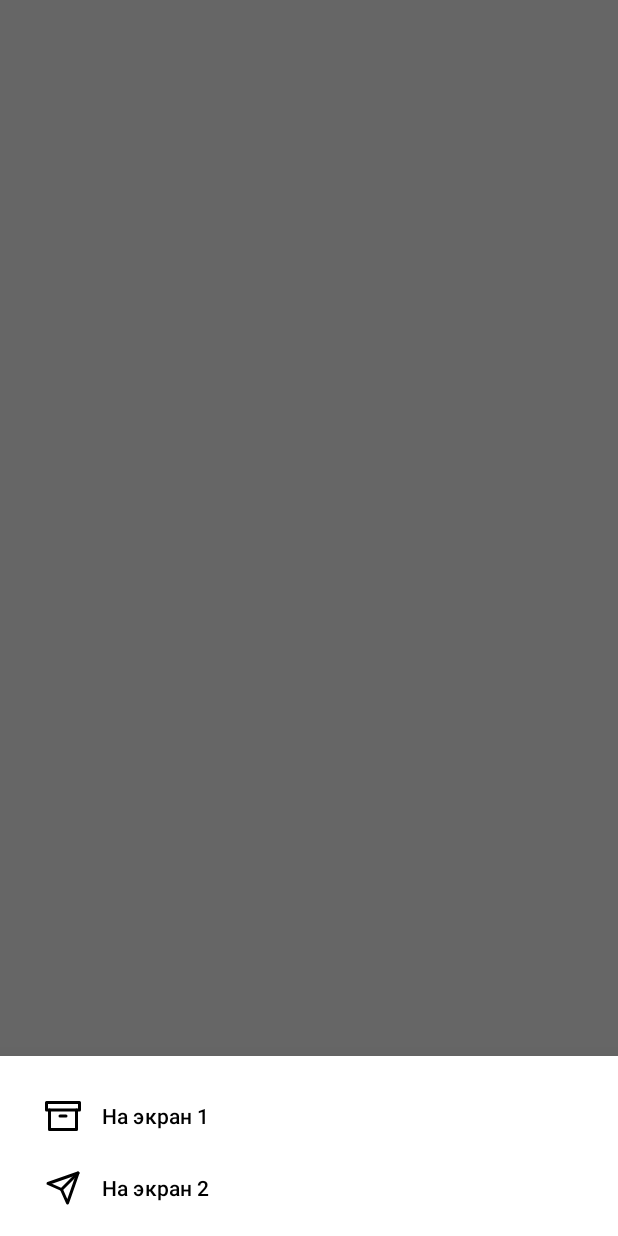
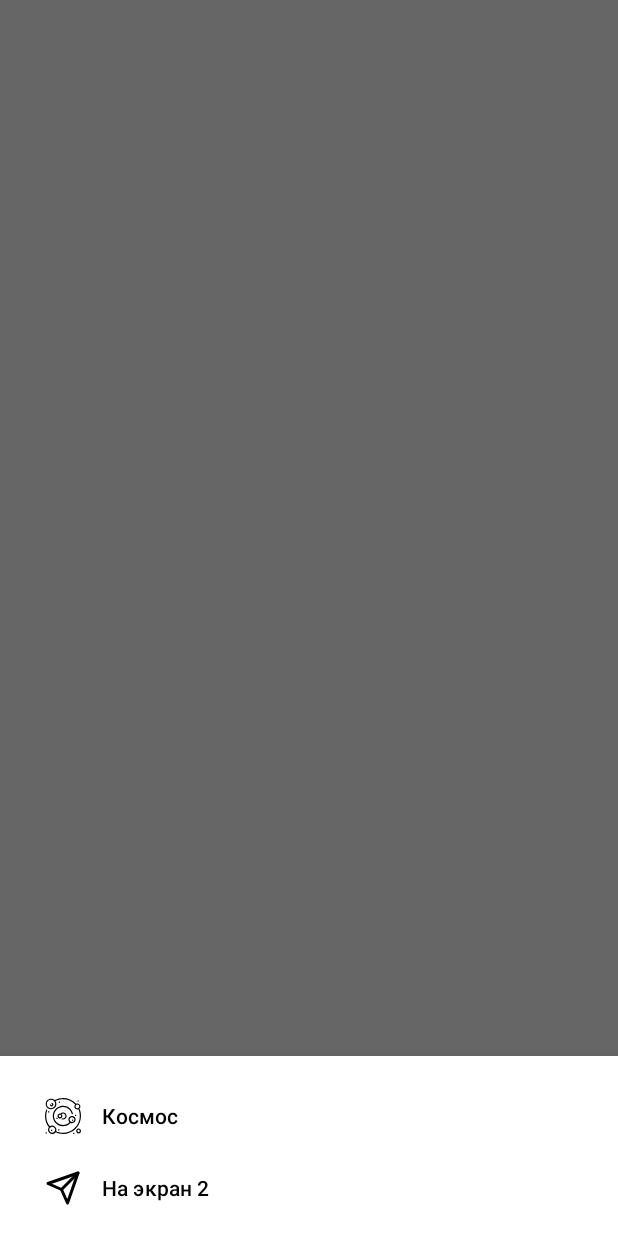
Before and after one commit to MMN95/AndroidMaterialDesign, an Android app: the fragment BottomNavigationDrawerFragment shown on its own in the app's theme, on a phone screen of 412 x 824 dp. Run offline under Robolectric (Android 15) with nearby library versions, the phone set to English and light mode, and no system bars; Roboto replaces fonts that are not available here.

Commit message:
-Кнопка "На экран 1" теперь показывает солнечную систему

```diff
--- a/app/src/main/AndroidManifest.xml
+++ b/app/src/main/AndroidManifest.xml
@@ -11,12 +11,15 @@
         android:roundIcon="@mipmap/ic_launcher_round"
         android:supportsRtl="true"
         android:theme="@style/Theme.AndroidMaterialDesign.Dark">
-        <activity android:name=".api.ApiActivity">
+        <activity android:name=".view.MainActivity">
             <intent-filter>
                 <action android:name="android.intent.action.MAIN" />
 
                 <category android:name="android.intent.category.LAUNCHER" />
             </intent-filter>
+        </activity>
+
+        <activity android:name=".api.ApiActivity">
         </activity>
         <meta-data
             android:name="preloaded_fonts"
--- a/app/src/main/java/ru/mmn/androidmaterialdesign/api/ApiActivity.kt
+++ b/app/src/main/java/ru/mmn/androidmaterialdesign/api/ApiActivity.kt
@@ -1,12 +1,11 @@
 package ru.mmn.androidmaterialdesign.api
 
 import android.os.Bundle
-import android.os.PersistableBundle
 import androidx.appcompat.app.AppCompatActivity
 import ru.mmn.androidmaterialdesign.R
 import ru.mmn.androidmaterialdesign.databinding.ActivityApiBinding
 
-class ApiActivity: AppCompatActivity() {
+class ApiActivity : AppCompatActivity() {
 
     lateinit var binding: ActivityApiBinding
 
--- a/app/src/main/java/ru/mmn/androidmaterialdesign/view/picture/BottomNavigationDrawerFragment.kt
+++ b/app/src/main/java/ru/mmn/androidmaterialdesign/view/picture/BottomNavigationDrawerFragment.kt
@@ -1,5 +1,6 @@
 package ru.mmn.androidmaterialdesign.view.picture
 
+import android.content.Intent
 import android.os.Bundle
 import android.view.LayoutInflater
 import android.view.View
@@ -7,6 +8,7 @@ import android.view.ViewGroup
 import android.widget.Toast
 import com.google.android.material.bottomsheet.BottomSheetDialogFragment
 import ru.mmn.androidmaterialdesign.R
+import ru.mmn.androidmaterialdesign.api.ApiActivity
 import ru.mmn.androidmaterialdesign.databinding.BottomNavigationLayoutBinding
 
 class BottomNavigationDrawerFragment : BottomSheetDialogFragment() {
@@ -29,7 +31,7 @@ class BottomNavigationDrawerFragment : BottomSheetDialogFragment() {
 
         binding.navigationView.setNavigationItemSelectedListener {
             when (it.itemId) {
-                R.id.navigationOne -> Toast.makeText(context, "1", Toast.LENGTH_SHORT).show()
+                R.id.navigationOne -> startActivity(Intent(context, ApiActivity::class.java))
                 R.id.navigationTwo -> Toast.makeText(context, "2", Toast.LENGTH_SHORT).show()
             }
             true
--- a/app/src/main/res/menu/menu_bottom_navigation.xml
+++ b/app/src/main/res/menu/menu_bottom_navigation.xml
@@ -2,7 +2,7 @@
     <group android:checkableBehavior="none">
         <item
             android:id="@+id/navigationOne"
-            android:icon="@drawable/ic_archive"
+            android:icon="@drawable/ic_system"
             android:title="@string/navigationOneTitle" />
         <item
             android:id="@+id/navigationTwo"
--- a/app/src/main/res/values/strings.xml
+++ b/app/src/main/res/values/strings.xml
@@ -6,7 +6,7 @@
     <string name="favourite">Избранное</string>
     <string name="settings">Настройки</string>
     <string name="search">Поиск</string>
-    <string name="navigationOneTitle">На экран 1</string>
+    <string name="navigationOneTitle">Космос</string>
     <string name="navigationTwoTitle">На экран 2</string>
     <string name="differentChipsLayoutDefaultChipText">Default</string>
     <string name="differentChipsLayoutEntryChipText">Entry</string>
```
